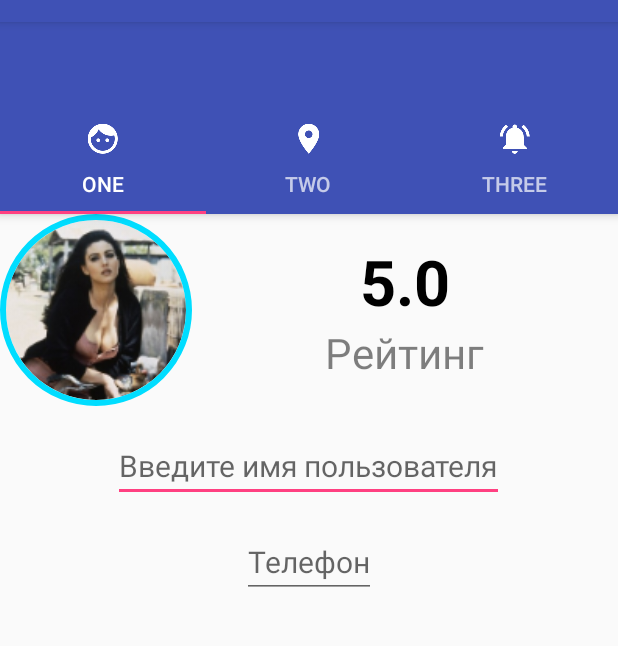
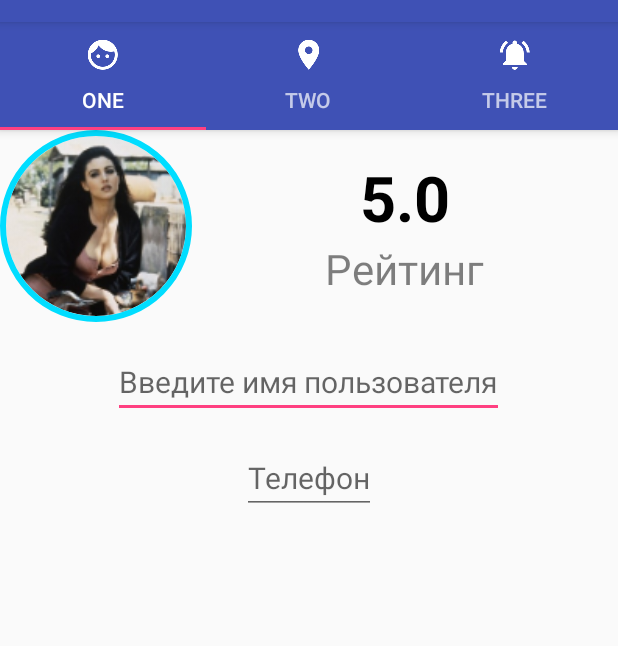
Before and after one commit to Svyatozar/Navalny.Pulse, an Android app: the screen it shows after launch (MainActivity), on a phone screen of 412 x 824 dp, the part 62-708 px from its top. Run offline under Robolectric (Android 15) with nearby library versions, the phone set to English and light mode, and no system bars; our stand-ins replace ButterKnife, CircleImageView; libraries missing offline, so code that uses them is left out: ru.tinkoff.decoro; 2 statements that could not run were skipped.

Commit message:
обновил версию градла, правки по стилям

```diff
--- a/app/src/main/res/layout/activity_main.xml
+++ b/app/src/main/res/layout/activity_main.xml
@@ -7,14 +7,6 @@
         android:layout_width="match_parent"
         android:layout_height="wrap_content"
         android:theme="@style/ThemeOverlay.AppCompat.Dark.ActionBar">
-
-        <android.support.v7.widget.Toolbar
-            android:id="@+id/toolbar"
-            android:layout_width="match_parent"
-            android:layout_height="?attr/actionBarSize"
-            android:background="?attr/colorPrimary"
-            app:layout_scrollFlags="scroll|enterAlways"
-            app:popupTheme="@style/ThemeOverlay.AppCompat.Light" />
 
         <android.support.design.widget.TabLayout
             android:id="@+id/tabs"
--- a/app/src/main/res/values/styles.xml
+++ b/app/src/main/res/values/styles.xml
@@ -6,6 +6,9 @@
         <item name="colorPrimary">@color/colorPrimary</item>
         <item name="colorPrimaryDark">@color/colorPrimaryDark</item>
         <item name="colorAccent">@color/colorAccent</item>
+
+        <item name = "android:windowActionBar">false</item>
+        <item name = "android:windowNoTitle">true</item>
     </style>
 
 </resources>
--- a/build.gradle
+++ b/build.gradle
@@ -5,7 +5,7 @@ buildscript {
         jcenter()
     }
     dependencies {
-        classpath 'com.android.tools.build:gradle:2.3.3'
+        classpath 'com.android.tools.build:gradle:2.2.3'
 
         // NOTE: Do not place your application dependencies here; they belong
         // in the individual module build.gradle files
```
Also changed, not shown: app/build.gradle (+4 -4 lines).
